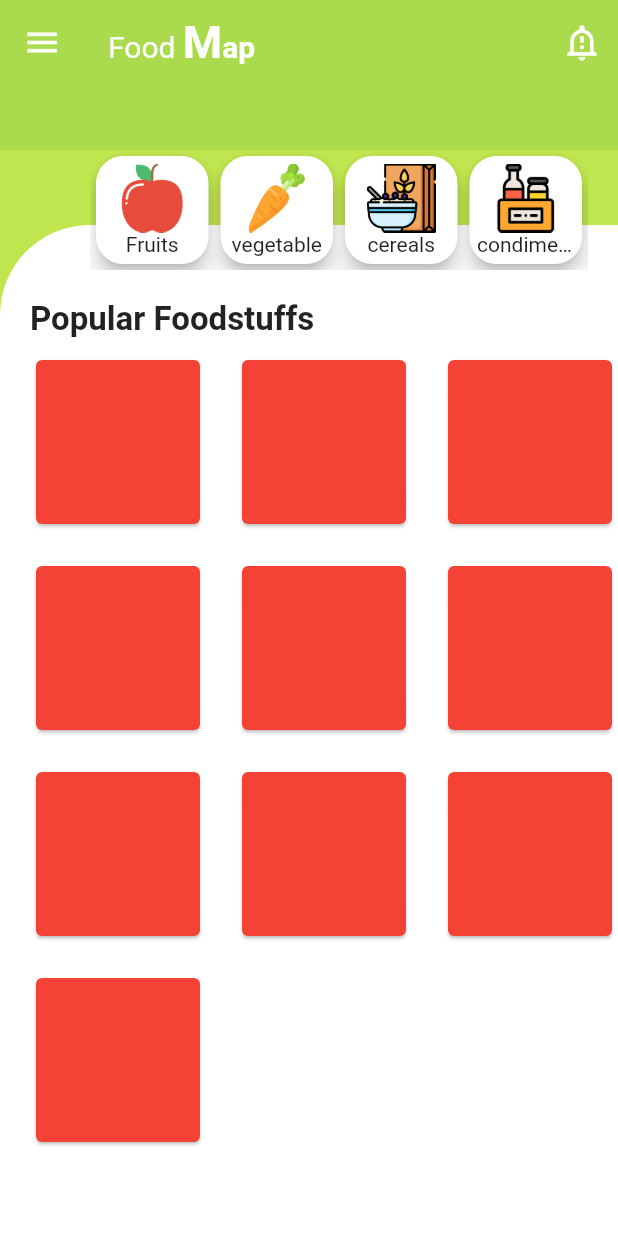
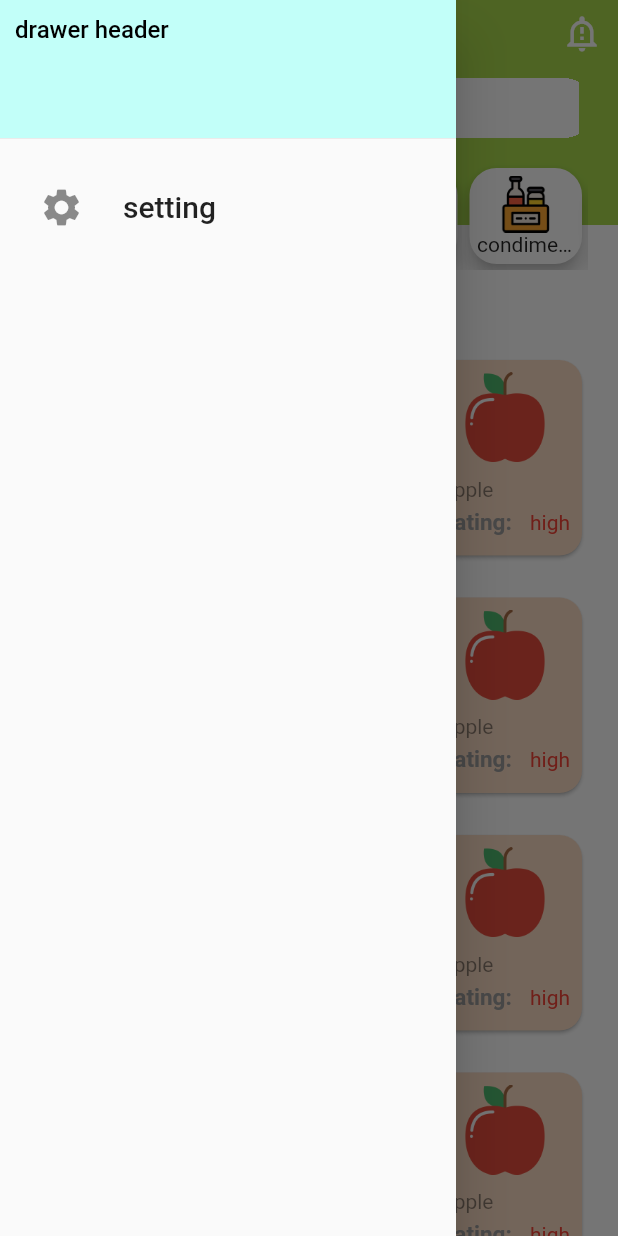
Before and after one commit to fatmaabozeina/ibs_food_map, a Flutter app: the IBSFoodMap screen opened directly, with the side drawer open (before the commit the screen has no drawer), on a phone screen of 412 x 824 dp. Run offline on Flutter 3.47's test engine with Material 2 defaults, Android fonts, the phone set to English and light mode, and no system bars; our stand-ins replace bloc, dio, flutter_bloc, introduction_screen; missing offline and left inert: dart:ffi.

Commit message:
search bottom appbar,gridview card cell

```diff
--- a/lib/features/home/presentation/pages/food_map.dart
+++ b/lib/features/home/presentation/pages/food_map.dart
@@ -1,11 +1,12 @@
 import 'package:flutter/material.dart';
 import 'package:flutter_bloc/flutter_bloc.dart';
-import 'package:ibs_food_map/core/resources/images/images_path.dart';
+
 import 'package:ibs_food_map/features/home/presentation/cubit/food_map_cubit.dart';
 import 'package:ibs_food_map/features/home/presentation/cubit/foodmap_state.dart';
-import 'package:ibs_food_map/features/home/presentation/pages/search.dart';
-import 'package:ibs_food_map/features/home/presentation/widgets/category_card.dart';
-import 'package:ibs_food_map/features/home/presentation/widgets/widgets.dart';
+
+import 'package:ibs_food_map/features/home/presentation/widgets/category_list.dart';
+import 'package:ibs_food_map/features/home/presentation/widgets/Main_drawer.dart';
+import 'package:ibs_food_map/features/home/presentation/widgets/main_gridview_cell.dart';
 
 import '../widgets/main_app_bar.dart';
 
@@ -25,29 +26,27 @@ class _IBSFoodMapState extends State<IBSFoodMap> {
         listener: (context, state) {},
         builder: (context, state) {
           return Scaffold(
-            // backgroundColor: const Color(0xFFC6D57E),
-            backgroundColor: const Color.fromARGB(255, 192, 230, 79),
+            backgroundColor: const Color(0xFFA9DB4D),
             appBar: const PreferredSize(
                 preferredSize: Size.fromHeight(100), child: MainAppBar()),
+            drawer: const MainDrawer(),
             body: Stack(
               children: [
-                Container(
-                    // color: Colors.amber,
-                    ),
+                Container(),
                 Positioned(
                   top: 50,
                   bottom: 0,
                   left: 0,
                   right: 0,
                   child: Container(
-                    // clipBehavior: Clip.antiAliasWithSaveLayer,
                     decoration: const BoxDecoration(
                         color: Colors.white,
                         borderRadius: BorderRadius.only(
-                          topLeft: Radius.circular(60.0),
+                          topLeft: Radius.circular(70.0),
                         )),
                     child: Padding(
-                      padding: const EdgeInsets.only(top: 50, left: 20),
+                      padding:
+                          const EdgeInsets.only(top: 50, left: 20, right: 20),
                       child: Column(
                         crossAxisAlignment: CrossAxisAlignment.start,
                         children: [
@@ -61,19 +60,15 @@ class _IBSFoodMapState extends State<IBSFoodMap> {
                           ),
                           Expanded(
                             child: GridView.builder(
-                              itemCount: 10,
+                              itemCount: 20,
                               gridDelegate:
                                   const SliverGridDelegateWithFixedCrossAxisCount(
                                       crossAxisCount: 3,
+                                      childAspectRatio: .8,
                                       crossAxisSpacing: 20,
                                       mainAxisSpacing: 20),
                               itemBuilder: (BuildContext context, int index) =>
-                                  const Expanded(
-                                child: Card(
-                                  color: Colors.red,
-                                ),
-                              ),
-                              shrinkWrap: false,
+                                  const MainGridViewCell(),
                             ),
                           ),
                         ],
@@ -82,10 +77,7 @@ class _IBSFoodMapState extends State<IBSFoodMap> {
                   ),
                 ),
                 Container(
-                  padding: EdgeInsets.only(
-                    left: 60,
-                    right: 20,
-                  ),
+                  padding: const EdgeInsets.only(left: 60, right: 20, top: 8),
                   alignment: AlignmentDirectional.center,
                   height: 80,
                   width: double.infinity,
@@ -93,28 +85,7 @@ class _IBSFoodMapState extends State<IBSFoodMap> {
                     scrollDirection: Axis.horizontal,
                     child: Row(
                       mainAxisSize: MainAxisSize.min,
-                      children: [
-                        CategoryCell(
-                          label: 'Fruits',
-                          image: (ImagesPathts.fruitCategoryCell),
-                        ),
-                        CategoryCell(
-                          label: 'vegetable',
-                          image: ImagesPathts.vegetableCategoryCell,
-                        ),
-                        CategoryCell(
-                          label: 'cereals',
-                          image: ImagesPathts.cerealCategoryCell,
-                        ),
-                        CategoryCell(
-                          label: 'condiments',
-                          image: ImagesPathts.condimentCategoryCell,
-                        ),
-                        CategoryCell(
-                          label: 'nuts',
-                          image: ImagesPathts.nutsCategoryCell,
-                        ),
-                      ],
+                      children: categoryList,
                     ),
                   ),
                 )
--- a/lib/features/home/presentation/pages/search.dart
+++ /dev/null
@@ -1,17 +0,0 @@
-import 'package:flutter/material.dart';
-
-class SearchScreen extends StatefulWidget {
-  SearchScreen({Key? key}) : super(key: key);
-
-  @override
-  State<SearchScreen> createState() => _SearchScreenState();
-}
-
-class _SearchScreenState extends State<SearchScreen> {
-  @override
-  Widget build(BuildContext context) {
-    return Scaffold(
-      body: Container(),
-    );
-  }
-}
--- /dev/null
+++ b/lib/features/home/presentation/widgets/Main_drawer.dart
@@ -0,0 +1,43 @@
+import 'package:flutter/material.dart';
+
+class MainDrawer extends StatelessWidget {
+  const MainDrawer({Key? key}) : super(key: key);
+
+  @override
+  Widget build(BuildContext context) {
+    return Drawer(
+      child: ListView(
+        padding: EdgeInsets.zero,
+        children: [
+          Container(
+            height: 100,
+            width: 50,
+            child: const DrawerHeader(
+              decoration: BoxDecoration(
+                color: Color(0xFFC2FFF9),
+              ),
+              padding: EdgeInsets.all(10.0),
+              child: Text(
+                'drawer header',
+                style: TextStyle(color: Colors.black, fontSize: 16),
+              ),
+            ),
+          ),
+          const Padding(
+            padding: EdgeInsets.all(10.0),
+            child: ListTile(
+              title: Text(
+                'setting',
+                style: TextStyle(fontSize: 20),
+              ),
+              leading: Icon(
+                Icons.settings,
+                size: 30,
+              ),
+            ),
+          )
+        ],
+      ),
+    );
+  }
+}
--- a/lib/features/home/presentation/widgets/category_card.dart
+++ b/lib/features/home/presentation/widgets/category_card.dart
@@ -1,30 +1,50 @@
 import 'package:flutter/cupertino.dart';
 import 'package:flutter/material.dart';
 
-class CategoryCell extends StatelessWidget {
+class CategoryCell extends StatefulWidget {
   String image;
   String label;
-  CategoryCell({required this.image, required this.label});
+
+  CategoryCell({
+    required this.image,
+    required this.label,
+  });
+
+  @override
+  State<CategoryCell> createState() => _CategoryCellState();
+}
+
+class _CategoryCellState extends State<CategoryCell> {
+  bool selected = false;
 
   @override
   Widget build(BuildContext context) {
     return GestureDetector(
-      onTap: () {},
+      onTap: () {
+        setState(() {
+          selected = !selected;
+        });
+      },
       child: Card(
-        shape: RoundedRectangleBorder(
-            borderRadius: BorderRadius.all(Radius.circular(18))),
+        shape: selected == false
+            ? const RoundedRectangleBorder(
+                borderRadius: BorderRadius.all(Radius.circular(18)),
+                side: BorderSide.none)
+            : const RoundedRectangleBorder(
+                borderRadius: BorderRadius.all(Radius.circular(18)),
+                side: BorderSide(color: Color(0xFF4E9F3D), width: 2)),
         elevation: 5,
         child: Container(
-          padding: EdgeInsets.all(5),
+          padding: const EdgeInsets.all(5),
           width: 75,
           child: Column(mainAxisAlignment: MainAxisAlignment.center, children: [
             Expanded(
               child: Image(
-                image: AssetImage(image),
+                image: AssetImage(widget.image),
               ),
             ),
             Text(
-              label,
+              widget.label,
               overflow: TextOverflow.ellipsis,
               maxLines: 1,
             )
--- /dev/null
+++ b/lib/features/home/presentation/widgets/category_list.dart
@@ -0,0 +1,26 @@
+import 'package:flutter/material.dart';
+import '../../../../core/resources/images/images_path.dart';
+import 'category_card.dart';
+
+List<CategoryCell> categoryList = [
+  CategoryCell(
+    label: 'Fruits',
+    image: (ImagesPathts.fruitCategoryCell),
+  ),
+  CategoryCell(
+    label: 'vegetable',
+    image: ImagesPathts.vegetableCategoryCell,
+  ),
+  CategoryCell(
+    label: 'cereals',
+    image: ImagesPathts.cerealCategoryCell,
+  ),
+  CategoryCell(
+    label: 'condiments',
+    image: ImagesPathts.condimentCategoryCell,
+  ),
+  CategoryCell(
+    label: 'nuts',
+    image: ImagesPathts.nutsCategoryCell,
+  ),
+];
--- a/lib/features/home/presentation/widgets/main_app_bar.dart
+++ b/lib/features/home/presentation/widgets/main_app_bar.dart
@@ -1,8 +1,9 @@
+import 'dart:ffi';
+
 import 'package:flutter/material.dart';
 import 'package:ibs_food_map/features/home/presentation/pages/notification_screen.dart';
+import 'package:ibs_food_map/features/home/presentation/widgets/Main_drawer.dart';
 import 'package:ibs_food_map/features/home/presentation/widgets/widgets.dart';
-
-import '../pages/search.dart';
 
 class MainAppBar extends StatelessWidget {
   const MainAppBar({
@@ -16,7 +17,9 @@ class MainAppBar extends StatelessWidget {
       elevation: 0,
       // centerTitle: true,
       leading: IconButton(
-        onPressed: () {},
+        onPressed: () {
+          navigateTo(context, MainDrawer());
+        },
         icon: const Icon(
           Icons.menu,
           size: 26,
@@ -49,6 +52,28 @@ class MainAppBar extends StatelessWidget {
           color: Colors.white,
         )
       ],
+      bottom: AppBar(
+        automaticallyImplyLeading: false,
+        elevation: 0,
+        backgroundColor: const Color(0xFFA9DB4D),
+        title: Container(
+          height: 40,
+          clipBehavior: Clip.hardEdge,
+          padding: const EdgeInsets.only(left: 10, right: 10),
+          decoration: BoxDecoration(borderRadius: BorderRadius.circular(40)),
+          child: const TextField(
+            decoration: InputDecoration(
+              filled: true,
+              fillColor: Colors.white,
+              border: InputBorder.none,
+              hintText: 'Search...',
+              prefixIcon: Icon(
+                Icons.search,
+              ),
+            ),
+          ),
+        ),
+      ),
     );
   }
 }
--- a/lib/features/home/presentation/widgets/main_gridview_cell.dart
+++ b/lib/features/home/presentation/widgets/main_gridview_cell.dart
@@ -1,18 +1,54 @@
 import 'package:flutter/material.dart';
+import 'package:ibs_food_map/core/resources/images/images_path.dart';
 
 class MainGridViewCell extends StatelessWidget {
   const MainGridViewCell({Key? key}) : super(key: key);
 
   @override
   Widget build(BuildContext context) {
-    return Column(
-      children: [
-        Card(
-          color: Colors.red,
-          child: Center(child: Text('name')),
+    return Card(
+      color: const Color(0xFFFBDCC4),
+      shape: const RoundedRectangleBorder(
+        borderRadius: BorderRadius.all(Radius.circular(15)),
+      ),
+      child: Padding(
+        padding: const EdgeInsets.all(8.0),
+        child: Column(
+          crossAxisAlignment: CrossAxisAlignment.start,
+          children: [
+            Center(
+              child: Container(
+                height: 60,
+                width: 60,
+                child: Image(
+                  image: AssetImage(ImagesPathts.fruitCategoryCell),
+                ),
+              ),
+            ),
+            Container(
+                padding: EdgeInsets.only(top: 10),
+                child: const Text(
+                  'Apple',
+                  style: TextStyle(color: Colors.black45),
+                )),
+            Expanded(
+              child: Row(
+                mainAxisAlignment: MainAxisAlignment.spaceBetween,
+                children: const [
+                  Text(
+                    'Rating:',
+                    style: TextStyle(
+                        color: Colors.grey,
+                        fontWeight: FontWeight.bold,
+                        fontSize: 15),
+                  ),
+                  Text('high', style: TextStyle(color: Colors.red)),
+                ],
+              ),
+            ),
+          ],
         ),
-        Text('type')
-      ],
+      ),
     );
   }
 }
--- a/lib/main.dart
+++ b/lib/main.dart
@@ -14,6 +14,7 @@ class MyApp extends StatelessWidget {
   @override
   Widget build(BuildContext context) {
     return MaterialApp(
+      debugShowCheckedModeBanner: false,
       home: OnBoarding(),
     );
   }
```
Also changed, not shown: lib/features/home/presentation/widgets/content_sized_item.dart (added), 1 other file.
